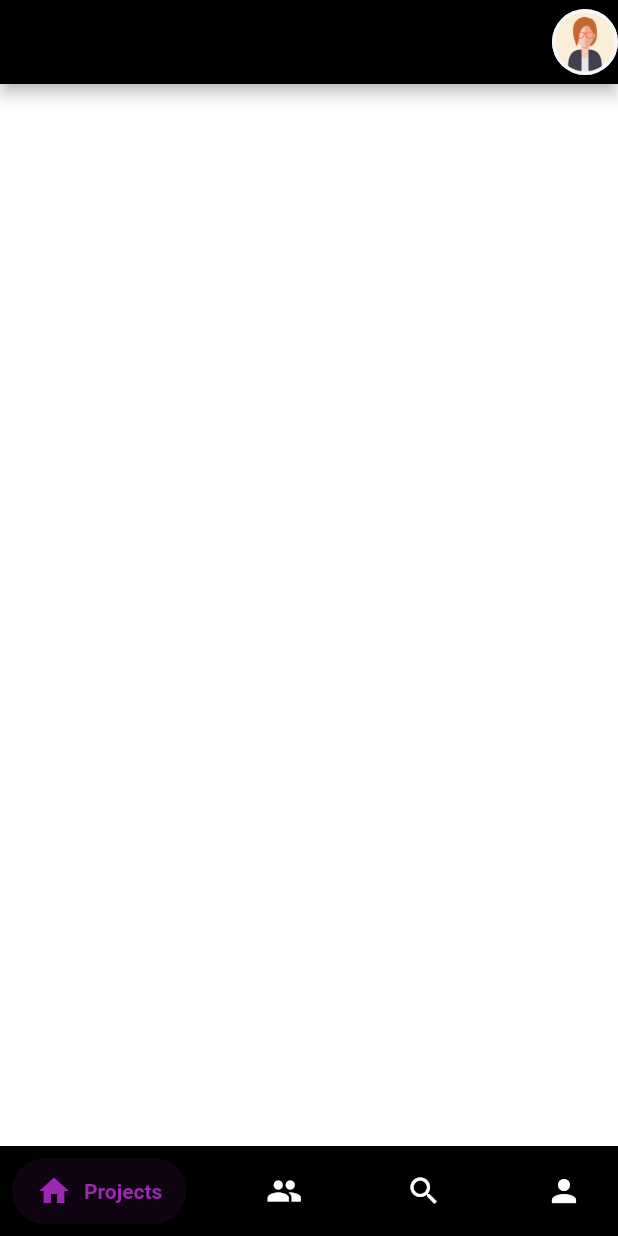
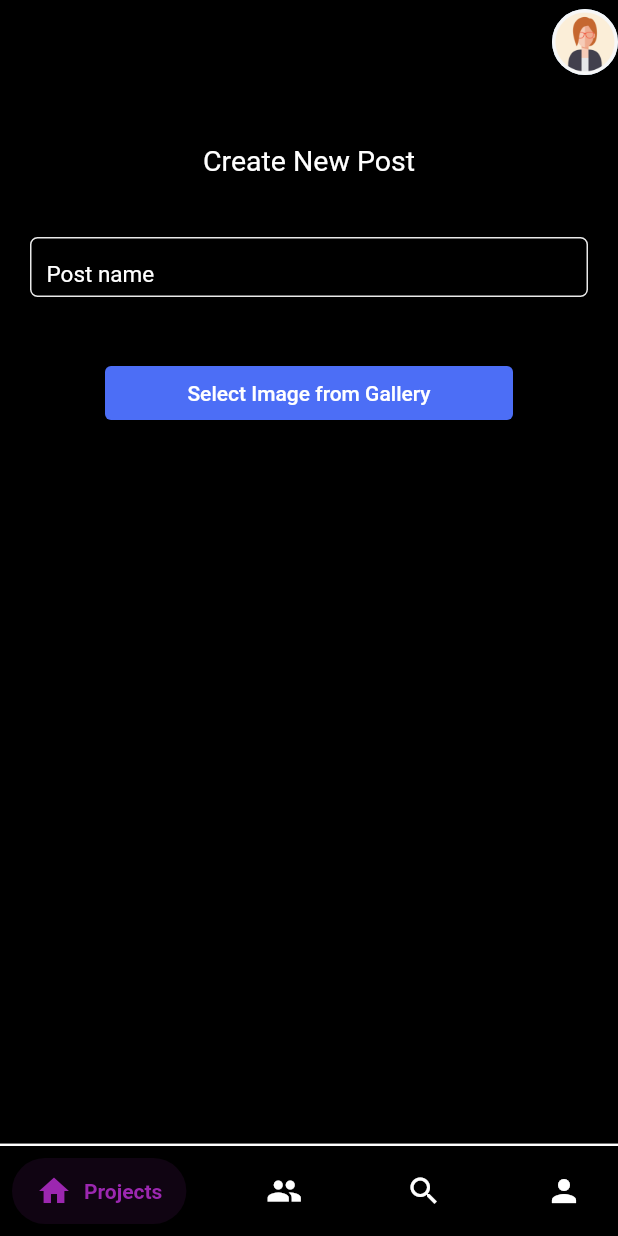
Before and after one commit to TahaMsv/Negarestan, a Flutter app: the CreatePostView screen opened by its route, on a phone screen of 412 x 824 dp. Run offline on Flutter 3.47's test engine with Material 2 defaults, Android fonts, the phone set to English and light mode, and no system bars; drawn by our look-alikes of salomon_bottom_bar; our stand-ins replace carousel_slider, connectivity_plus, dartz, dio, equatable, flash and 6 more; missing offline and left inert: network_manager, responsive_grid_list, scroll_navigation, shared_preferences_web; accounts and stored records are empty; Roboto replaces fonts that are missing (OpenSans); project files that could hold a hidden picture were left out.

Commit message:
CreatePost implementation is started.

```diff
--- a/lib/core/navigation/router.dart
+++ b/lib/core/navigation/router.dart
@@ -116,7 +116,7 @@ class MyRouter {
       ),
     ];
     _router = GoRouter(
-      initialLocation: RouteNames.projects,
+      initialLocation: RouteNames.login,
       refreshListenable: getIt<LoginState>(),
       routes: _routes,
       redirect: (state) {
--- a/lib/screens/create_post/create_post__state.dart
+++ b/lib/screens/create_post/create_post__state.dart
@@ -1,8 +1,14 @@
 import 'dart:developer';
+import 'dart:io';
 import 'dart:typed_data';
 import 'package:flutter/material.dart';
 import 'package:get/get.dart';
 
 class CreatePostState with ChangeNotifier {
   setState() => notifyListeners();
+
+  final TextEditingController postNameC = TextEditingController();
+
+  List<File> selectedImages = [];
+
 }
--- a/lib/screens/create_post/create_post_view_mobile.dart
+++ b/lib/screens/create_post/create_post_view_mobile.dart
@@ -1,22 +1,80 @@
+import 'dart:io';
 import 'package:flutter/material.dart';
 import 'package:get/get.dart';
+import 'package:negarestan/widgets/UserTextInput.dart';
+// import 'package:image_picker/image_picker.dart';
+import '../../core/constants/ui.dart';
 import '../../core/dependency_injection.dart';
 import 'package:provider/provider.dart';
-
 import 'create_post__state.dart';
 import 'create_post_controller.dart';
 
 class CreatePostView extends StatelessWidget {
   CreatePostView({Key? key}) : super(key: key);
   final CreatePostController createPostController = getIt<CreatePostController>();
+  // final picker = ImagePicker();
 
   @override
   Widget build(BuildContext context) {
     ThemeData theme = Theme.of(context);
     CreatePostState createPostState = context.watch<CreatePostState>();
     return Scaffold(
-      backgroundColor: theme.primaryColor,
-      body: Container(),
+      backgroundColor: MyColors.black,
+      body: Container(
+          padding: EdgeInsets.symmetric(horizontal: 20, vertical: 40),
+          child: ListView(
+            children: [
+              Row(
+                mainAxisAlignment: MainAxisAlignment.center,
+                children: [
+                  Text(
+                    'Create New Post',
+                    // textAlign: TextAlign.center,
+                    style: const TextStyle(color: MyColors.white, fontSize: 19),
+                  ),
+                ],
+              ),
+              SizedBox(height: 40),
+              UserTextInput(
+                height: 40,
+                hint: 'Post name',
+                hintColor: Colors.white,
+                controller: createPostState.postNameC,
+              ),
+              SizedBox(height: 40),
+              Padding(
+                padding: const EdgeInsets.symmetric(horizontal: 50.0),
+                child: ElevatedButton(
+                  style: ButtonStyle(backgroundColor: MaterialStateProperty.all(MyColors.myBlue)),
+                  // TO change button color
+                  child: const Text('Select Image from Gallery'),
+                  onPressed: () {
+                    // getImages();
+                  },
+                ),
+              ),
+              Expanded(
+                child: SizedBox(
+                  width: 300.0, // To show images in particular area only
+                  child: createPostState.selectedImages.isEmpty // If no images is selected
+                      ? const Center(child: Text('Nothing selected!!'))
+                      : GridView.builder(
+                          itemCount: createPostState.selectedImages.length,
+                          gridDelegate: const SliverGridDelegateWithFixedCrossAxisCount(crossAxisCount: 3
+                              // Horizontally only 3 images will show
+                              ),
+                          itemBuilder: (BuildContext context, int index) {
+                            // TO show selected file
+                            return Center(child: Image.file(createPostState.selectedImages[index]));
+                            // If you are making the web app then you have to
+                            // use image provider as network image or in
+                            // android or iOS it will as file only
+                          },
+                        ),
+                ),
+              ),
+            ],
+          )),
     );
   }
 }
--- a/lib/screens/home/home_view_mobile.dart
+++ b/lib/screens/home/home_view_mobile.dart
@@ -84,8 +84,9 @@ class _HomeViewState extends State<HomeView> {
                       height: 15,
                     ),
                     Text(
-                      "homeState.user.username!",
+                      homeState.user.username!,
                       style: MyTextTheme.darkGreyW70020,
+                      overflow: TextOverflow.ellipsis,
                     ),
                   ],
                 ),
--- a/lib/widgets/UserTextInput.dart
+++ b/lib/widgets/UserTextInput.dart
@@ -12,7 +12,7 @@ class UserTextInput extends StatelessWidget {
     this.isEmpty = false,
     this.obscureText = false,
     this.width = 400,
-    this.fontSize = 15,
+    this.fontSize = 15,  this.hintColor = Colors.black,
   }) : super(key: key);
 
   final TextEditingController controller;
@@ -23,6 +23,7 @@ class UserTextInput extends StatelessWidget {
   final double width;
   final bool obscureText;
   final double fontSize;
+  final Color hintColor;
 
   @override
   Widget build(BuildContext context) {
@@ -44,7 +45,9 @@ class UserTextInput extends StatelessWidget {
           decoration: InputDecoration(
             contentPadding: languageCode == 'en' ? const EdgeInsets.all(10.0) : const EdgeInsets.all(5.0),
             border: InputBorder.none,
+            hintStyle: TextStyle(color: hintColor),
             hintText: hint,
+
             errorText: isEmpty ? errorText : null,
           ),
         ),
--- a/pubspec.yaml
+++ b/pubspec.yaml
@@ -59,6 +59,7 @@ dependencies:
   material_floating_search_bar: ^0.3.7
   scroll_navigation: ^1.3.2
   carousel_slider: ^4.2.1
+#  image_picker: ^0.8.7+4
 dev_dependencies:
   flutter_test:
     sdk: flutter
```
Also changed, not shown: lib/screens/People/people_view_mobile.dart (+18 -16 lines), lib/screens/create_post/create_post_controller.dart (+24 -1 lines), lib/screens/post_details/post_details_view_mobile.dart (+4 -4 lines), lib/screens/projects/projects_view_mobile.dart (+7 -0 lines).
